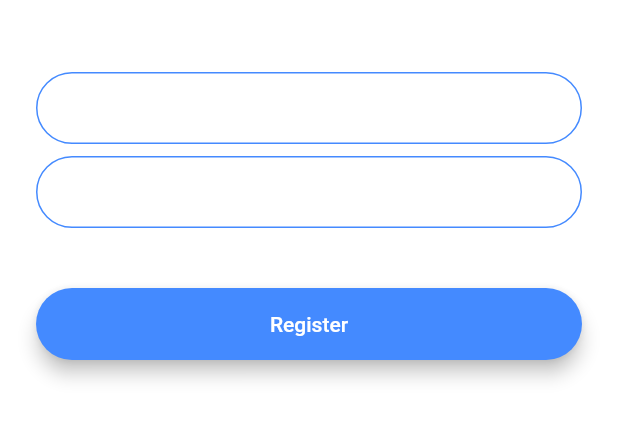
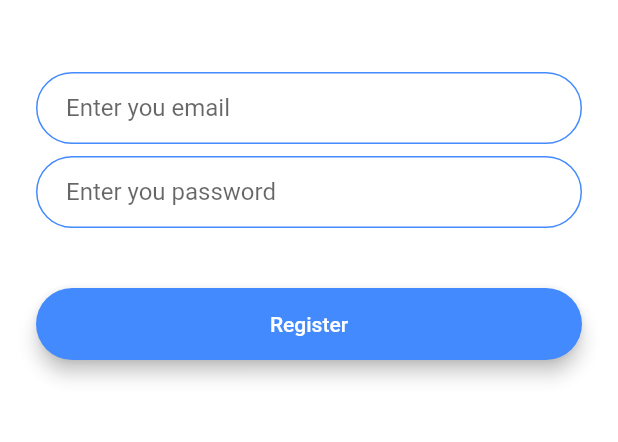
Before and after one commit to denisyordanp/flash_chat_flutter, a Flutter app: the screen it shows after launch, after a tap on "Register", on a phone screen of 412 x 824 dp, the part 576-1018 px from its top. Run offline on Flutter 3.47's test engine with Material 2 defaults, Android fonts, the phone set to English and light mode, and no system bars; our stand-ins replace animated_text_kit.

Commit message:
refactoring code

```diff
--- a/lib/constants.dart
+++ b/lib/constants.dart
@@ -19,3 +19,19 @@ const kMessageContainerDecoration = BoxDecoration(
 );
 
 const kLogoHeroTag = "logo";
+
+const kDefaultInputDecoration = InputDecoration(
+  hintText: 'Enter your value',
+  contentPadding: EdgeInsets.symmetric(vertical: 10.0, horizontal: 20.0),
+  border: OutlineInputBorder(
+    borderRadius: BorderRadius.all(Radius.circular(32.0)),
+  ),
+  enabledBorder: OutlineInputBorder(
+    borderSide: BorderSide(color: Colors.blueAccent, width: 1.0),
+    borderRadius: BorderRadius.all(Radius.circular(32.0)),
+  ),
+  focusedBorder: OutlineInputBorder(
+    borderSide: BorderSide(color: Colors.blueAccent, width: 2.0),
+    borderRadius: BorderRadius.all(Radius.circular(32.0)),
+  ),
+);
--- a/lib/main.dart
+++ b/lib/main.dart
@@ -11,12 +11,6 @@ class FlashChat extends StatelessWidget {
   @override
   Widget build(BuildContext context) {
     return MaterialApp(
-      theme: ThemeData.dark().copyWith(
-        textTheme: const TextTheme(
-          bodyText1: TextStyle(color: Colors.black54),
-          bodyText2: TextStyle(color: Colors.black54),
-        ),
-      ),
       initialRoute: WelcomeScreen.id,
       routes: {
         WelcomeScreen.id: (context) => const WelcomeScreen(),
--- a/lib/screens/registration_screen.dart
+++ b/lib/screens/registration_screen.dart
@@ -1,6 +1,7 @@
 import 'package:flutter/material.dart';
 
 import '../constants.dart';
+import '../widgets/primary_button.dart';
 
 class RegistrationScreen extends StatefulWidget {
   const RegistrationScreen({super.key});
@@ -36,21 +37,8 @@ class RegistrationScreenState extends State<RegistrationScreen> {
               onChanged: (value) {
                 //Do something with the user input.
               },
-              decoration: const InputDecoration(
-                hintText: 'Enter your email',
-                contentPadding:
-                    EdgeInsets.symmetric(vertical: 10.0, horizontal: 20.0),
-                border: OutlineInputBorder(
-                  borderRadius: BorderRadius.all(Radius.circular(32.0)),
-                ),
-                enabledBorder: OutlineInputBorder(
-                  borderSide: BorderSide(color: Colors.blueAccent, width: 1.0),
-                  borderRadius: BorderRadius.all(Radius.circular(32.0)),
-                ),
-                focusedBorder: OutlineInputBorder(
-                  borderSide: BorderSide(color: Colors.blueAccent, width: 2.0),
-                  borderRadius: BorderRadius.all(Radius.circular(32.0)),
-                ),
+              decoration: kDefaultInputDecoration.copyWith(
+                  hintText: "Enter you email"
               ),
             ),
             const SizedBox(
@@ -60,44 +48,17 @@ class RegistrationScreenState extends State<RegistrationScreen> {
               onChanged: (value) {
                 //Do something with the user input.
               },
-              decoration: const InputDecoration(
-                hintText: 'Enter your password',
-                contentPadding:
-                    EdgeInsets.symmetric(vertical: 10.0, horizontal: 20.0),
-                border: OutlineInputBorder(
-                  borderRadius: BorderRadius.all(Radius.circular(32.0)),
-                ),
-                enabledBorder: OutlineInputBorder(
-                  borderSide: BorderSide(color: Colors.blueAccent, width: 1.0),
-                  borderRadius: BorderRadius.all(Radius.circular(32.0)),
-                ),
-                focusedBorder: OutlineInputBorder(
-                  borderSide: BorderSide(color: Colors.blueAccent, width: 2.0),
-                  borderRadius: BorderRadius.all(Radius.circular(32.0)),
-                ),
+              decoration: kDefaultInputDecoration.copyWith(
+                  hintText: "Enter you password"
               ),
             ),
             const SizedBox(
               height: 24.0,
             ),
-            Padding(
-              padding: const EdgeInsets.symmetric(vertical: 16.0),
-              child: Material(
-                color: Colors.blueAccent,
-                borderRadius: const BorderRadius.all(Radius.circular(30.0)),
-                elevation: 5.0,
-                child: MaterialButton(
-                  onPressed: () {
-                    //Implement registration functionality.
-                  },
-                  minWidth: 200.0,
-                  height: 42.0,
-                  child: const Text(
-                    'Register',
-                    style: TextStyle(color: Colors.white),
-                  ),
-                ),
-              ),
+            PrimaryButton(
+              text: 'Register',
+              color: Colors.blueAccent,
+              onPressed: () { },
             ),
           ],
         ),
--- a/lib/screens/welcome_screen.dart
+++ b/lib/screens/welcome_screen.dart
@@ -3,6 +3,8 @@ import 'package:flash_chat_flutter/constants.dart';
 import 'package:flash_chat_flutter/screens/login_screen.dart';
 import 'package:flash_chat_flutter/screens/registration_screen.dart';
 import 'package:flutter/material.dart';
+
+import '../widgets/primary_button.dart';
 
 class WelcomeScreen extends StatefulWidget {
   const WelcomeScreen({super.key});
@@ -76,41 +78,18 @@ class WelcomeScreenState extends State<WelcomeScreen>
             const SizedBox(
               height: 48.0,
             ),
-            Padding(
-              padding: const EdgeInsets.symmetric(vertical: 16.0),
-              child: Material(
-                elevation: 5.0,
-                color: Colors.lightBlueAccent,
-                borderRadius: BorderRadius.circular(30.0),
-                child: MaterialButton(
+            PrimaryButton(
+              text: 'Log In',
               onPressed: () {
                 Navigator.pushNamed(context, LoginScreen.id);
               },
-                  minWidth: 200.0,
-                  height: 42.0,
-                  child: const Text(
-                    'Log In',
             ),
-                ),
-              ),
-            ),
-            Padding(
-              padding: const EdgeInsets.symmetric(vertical: 16.0),
-              child: Material(
+            PrimaryButton(
+              text: 'Register',
               color: Colors.blueAccent,
-                borderRadius: BorderRadius.circular(30.0),
-                elevation: 5.0,
-                child: MaterialButton(
               onPressed: () {
                 Navigator.pushNamed(context, RegistrationScreen.id);
               },
-                  minWidth: 200.0,
-                  height: 42.0,
-                  child: const Text(
-                    'Register',
-                  ),
-                ),
-              ),
             ),
           ],
         ),
--- /dev/null
+++ b/lib/widgets/primary_button.dart
@@ -0,0 +1,35 @@
+
+import 'package:flutter/material.dart';
+
+class PrimaryButton extends StatelessWidget {
+  const PrimaryButton({
+    Key? key, required this.text, required this.onPressed, this.color = Colors.lightBlueAccent
+  }) : super(key: key);
+
+  final VoidCallback onPressed;
+  final Color color;
+  final String text;
+
+  @override
+  Widget build(BuildContext context) {
+    return Padding(
+      padding: const EdgeInsets.symmetric(vertical: 16.0),
+      child: Material(
+        elevation: 5.0,
+        color: color,
+        borderRadius: BorderRadius.circular(30.0),
+        child: MaterialButton(
+          onPressed: onPressed,
+          minWidth: 200.0,
+          height: 42.0,
+          child: Text(
+              text,
+            style: const TextStyle(
+              color: Colors.white
+            ),
+          ),
+        ),
+      ),
+    );
+  }
+}
```
Also changed, not shown: lib/screens/login_screen.dart (+8 -51 lines). Lines whose indentation alone changed are shown as unchanged.
